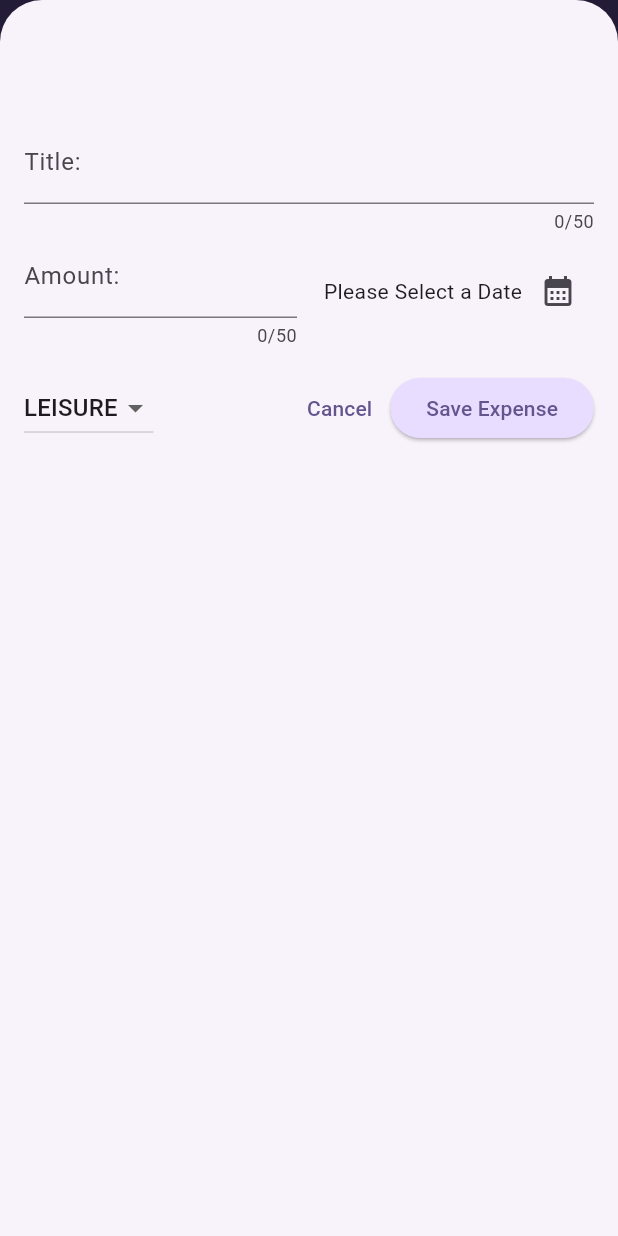
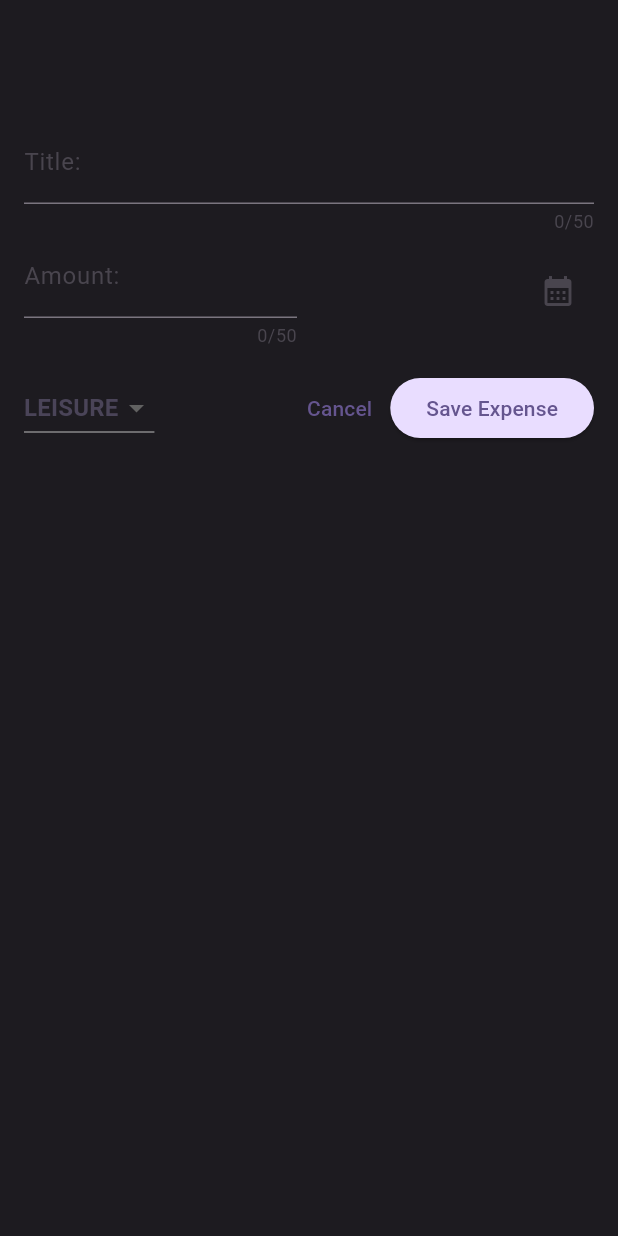
Before and after one commit to B0ilingT/expense-tracker-demo-app, a Flutter app: the screen it shows after launch, after a tap on the "add" icon, on a phone screen of 412 x 824 dp. Run offline on Flutter 3.47's test engine with Material 3 defaults, Android fonts, the phone set to English and light mode, and no system bars.

Commit message:
added more themes
new_expense needs text colours fixing

```diff
--- a/Flutter Projects/TestFinance/expense_tracker/lib/main.dart
+++ b/Flutter Projects/TestFinance/expense_tracker/lib/main.dart
@@ -5,9 +5,38 @@ var kColourScheme = ColorScheme.fromSeed(
   seedColor: const Color.fromARGB(255, 96, 59, 181)
 );
 
+var kDarkColourScheme = ColorScheme.fromSeed(
+  seedColor: const Color.fromARGB(255, 5, 99, 125)
+);
+
 void main() {
   runApp(
     MaterialApp(
+      darkTheme: ThemeData.dark().copyWith(
+        colorScheme: kDarkColourScheme,
+        appBarTheme: const AppBarTheme().copyWith(
+          backgroundColor: kDarkColourScheme.primaryContainer,
+          foregroundColor: kDarkColourScheme.onPrimaryContainer
+        ),
+        cardTheme: const CardTheme().copyWith(
+            color: kDarkColourScheme.secondaryContainer,
+            margin: const EdgeInsets.symmetric(horizontal: 16, vertical: 8)
+        ),
+        elevatedButtonTheme: ElevatedButtonThemeData(
+          style: ElevatedButton.styleFrom(
+            backgroundColor: kDarkColourScheme.primaryContainer,
+          )
+        ),
+        textTheme: ThemeData().textTheme.copyWith(
+          titleMedium: TextStyle(
+            fontWeight: FontWeight.bold,
+            color: kDarkColourScheme.onSecondaryContainer,
+          ),
+          titleLarge: const TextStyle(
+            fontSize: 28,
+          )
+        )
+      ),
       theme: ThemeData().copyWith(
         colorScheme: kColourScheme,
         appBarTheme: const AppBarTheme().copyWith(
@@ -22,8 +51,18 @@ void main() {
           style: ElevatedButton.styleFrom(
             backgroundColor: kColourScheme.primaryContainer,
           )
+        ),
+        textTheme: ThemeData().textTheme.copyWith(
+          titleMedium: TextStyle(
+            fontWeight: FontWeight.bold,
+            color: kColourScheme.onSecondaryContainer,
+          ),
+          titleLarge: const TextStyle(
+            fontSize: 28,
+          )
         )
       ),
+      themeMode: ThemeMode.system,
       home: const Expenses(),
     ),
   );
--- a/Flutter Projects/TestFinance/expense_tracker/lib/widgets/expenses_list/expense_item.dart
+++ b/Flutter Projects/TestFinance/expense_tracker/lib/widgets/expenses_list/expense_item.dart
@@ -15,8 +15,12 @@ class ExpenseItem extends StatelessWidget {
             vertical: 16,
           ),
           child: Column(
+            crossAxisAlignment: CrossAxisAlignment.start,
             children: [
-              Text(expense.strTitle),
+              Text(
+                expense.strTitle,
+                style: Theme.of(context).textTheme.titleMedium
+              ),
               const SizedBox(height: 4),
               Row(
                 children: [
--- a/Flutter Projects/TestFinance/expense_tracker/lib/widgets/expenses_list/expenses_list.dart
+++ b/Flutter Projects/TestFinance/expense_tracker/lib/widgets/expenses_list/expenses_list.dart
@@ -3,7 +3,8 @@ import 'package:expense_tracker/widgets/expenses_list/expense_item.dart';
 import 'package:flutter/material.dart';
 
 class ExpensesList extends StatelessWidget {
-  const ExpensesList({super.key, required this.listExpenses, required this.onRemoveExpense});
+  const ExpensesList(
+      {super.key, required this.listExpenses, required this.onRemoveExpense});
 
   final List<Expense> listExpenses;
   final void Function(Expense expense) onRemoveExpense;
@@ -13,8 +14,17 @@ class ExpensesList extends StatelessWidget {
     return ListView.builder(
       itemCount: listExpenses.length,
       itemBuilder: (ctx, index) => Dismissible(
+        background: Container(
+          decoration: BoxDecoration(
+            color: Theme.of(context).colorScheme.error.withOpacity(0.75),
+          ),
+          margin: EdgeInsets.symmetric(
+            horizontal: 0,
+            vertical: Theme.of(context).cardTheme.margin!.vertical
+          )
+        ),
         key: ValueKey(listExpenses[index]),
-        onDismissed:(direction) {
+        onDismissed: (direction) {
           onRemoveExpense(listExpenses[index]);
         },
         child: ExpenseItem(listExpenses[index]),
--- a/Flutter Projects/TestFinance/expense_tracker/lib/widgets/new_expense.dart
+++ b/Flutter Projects/TestFinance/expense_tracker/lib/widgets/new_expense.dart
@@ -106,7 +106,9 @@ class _NewExpenseState extends State<NewExpense> {
 
   @override
   Widget build(BuildContext context) {
-    return Padding(
+    return Container(
+      color: Theme.of(context).colorScheme.onBackground,
+      child: Padding(
           padding: const EdgeInsets.fromLTRB(16, 80, 16, 16),
           child: Column(children: [
             TextField(
@@ -182,6 +184,7 @@ class _NewExpenseState extends State<NewExpense> {
                 child: const Text('Save Expense'),
               ),
             ])
-        ]));
+          ])),
+    );
   }
 }
```
Lines whose indentation alone changed are shown as unchanged.
